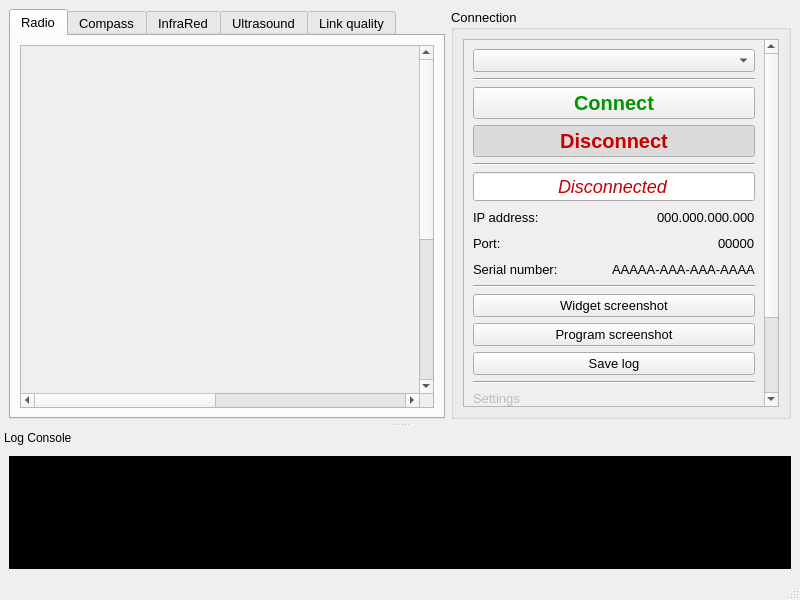
First picture: the form in ui/raw/WiretappingScaner.ui, repository Nakama3942/WiretappingScanner, before the edit.
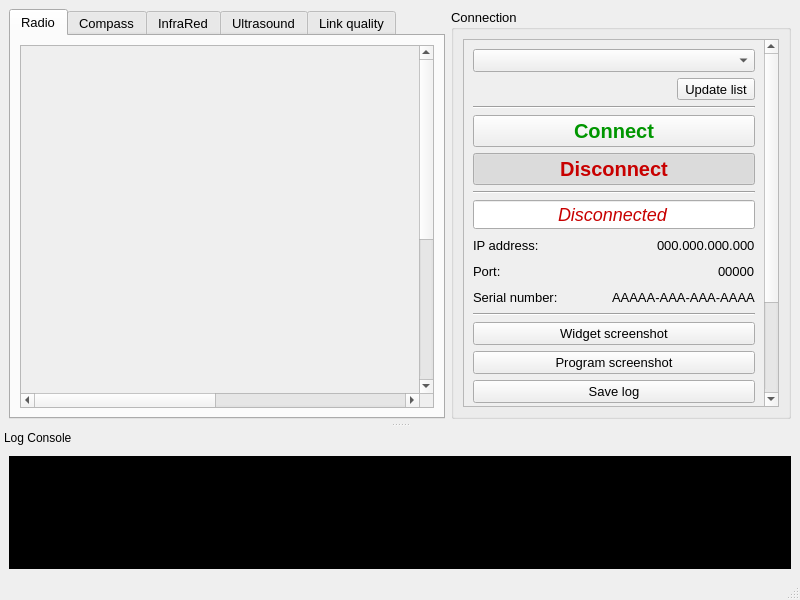
Second picture: the form after the edit. Custom widgets are drawn as their Qt base class.

Commit message: Fixed a bunch of bugs: 1) Now the program does not search for all IP addresses 192.168.0.XXX - the third digit can now be set with the YYY.ip file; 2) Now it is impossible to press the Connect and Disconnect buttons many times in a row - if the button is checked, the press is ignored; 3) Connection errors are now processed and the logic of the Connect and Disconnect buttons has been rewritten; 4) Now you can reload the IP list while the program is running; 5) Now the keystrokes for saving screenshots and logs are registered in the console.

```diff
--- a/ui/raw/WiretappingScaner.ui
+++ b/ui/raw/WiretappingScaner.ui
@@ -394,15 +394,45 @@
           <property name="geometry">
            <rect>
             <x>0</x>
-            <y>-119</y>
+            <y>0</y>
             <width>301</width>
-            <height>491</height>
+            <height>521</height>
            </rect>
           </property>
           <layout class="QVBoxLayout" name="verticalLayout_7">
            <item>
             <widget class="QComboBox" name="IPBox"/>
            </item>
+           <item>
+            <layout class="QHBoxLayout" name="horizontalLayout1">
+             <item>
+              <spacer name="horizontalSpacer1">
+               <property name="orientation">
+                <enum>Qt::Horizontal</enum>
+               </property>
+               <property name="sizeHint" stdset="0">
+                <size>
+                 <width>40</width>
+                 <height>20</height>
+                </size>
+               </property>
+              </spacer>
+             </item>
+             <item>
+              <widget class="QToolButton" name="reloadTool">
+               <property name="text">
+                <string>Update list</string>
+               </property>
+               <property name="iconSize">
+                <size>
+                 <width>30</width>
+                 <height>30</height>
+                </size>
+               </property>
+              </widget>
+             </item>
+            </layout>
+           </item>
            <item>
             <widget class="Line" name="line1">
              <property name="orientation">
@@ -503,7 +533,7 @@
             </widget>
            </item>
            <item>
-            <layout class="QHBoxLayout" name="horizontalLayout1">
+            <layout class="QHBoxLayout" name="horizontalLayout2">
              <item>
               <widget class="QLabel" name="label1">
                <property name="font">
@@ -517,7 +547,7 @@
               </widget>
              </item>
              <item>
-              <spacer name="horizontalSpacer1">
+              <spacer name="horizontalSpacer2">
                <property name="orientation">
                 <enum>Qt::Horizontal</enum>
                </property>
@@ -539,7 +569,7 @@
             </layout>
            </item>
            <item>
-            <layout class="QHBoxLayout" name="horizontalLayout2">
+            <layout class="QHBoxLayout" name="horizontalLayout3">
              <item>
               <widget class="QLabel" name="label2">
                <property name="text">
@@ -548,7 +578,7 @@
               </widget>
              </item>
              <item>
-              <spacer name="horizontalSpacer2">
+              <spacer name="horizontalSpacer3">
                <property name="orientation">
                 <enum>Qt::Horizontal</enum>
                </property>
@@ -570,7 +600,7 @@
             </layout>
            </item>
            <item>
-            <layout class="QHBoxLayout" name="horizontalLayout3">
+            <layout class="QHBoxLayout" name="horizontalLayout4">
              <item>
               <widget class="QLabel" name="label3">
                <property name="text">
@@ -579,7 +609,7 @@
               </widget>
              </item>
              <item>
-              <spacer name="horizontalSpacer3">
+              <spacer name="horizontalSpacer4">
                <property name="orientation">
                 <enum>Qt::Horizontal</enum>
                </property>
@@ -729,7 +759,7 @@
               <item>
                <layout class="QVBoxLayout" name="verticalLayout4">
                 <item>
-                 <layout class="QHBoxLayout" name="horizontalLayout4">
+                 <layout class="QHBoxLayout" name="horizontalLayout5">
                   <item>
                    <widget class="QLabel" name="label4">
                     <property name="text">
@@ -858,6 +888,11 @@
    <header>ui/qsrc/drawFrame</header>
    <container>1</container>
   </customwidget>
+  <customwidget>
+   <class>InactiveButton</class>
+   <extends>QPushButton</extends>
+   <header>ui/qsrc/inactiveButton</header>
+  </customwidget>
  </customwidgets>
  <resources/>
  <connections/>
```
Left out of the diff: 6 changed lines with no effect on the pictures. The commit also changes 7 other files.
